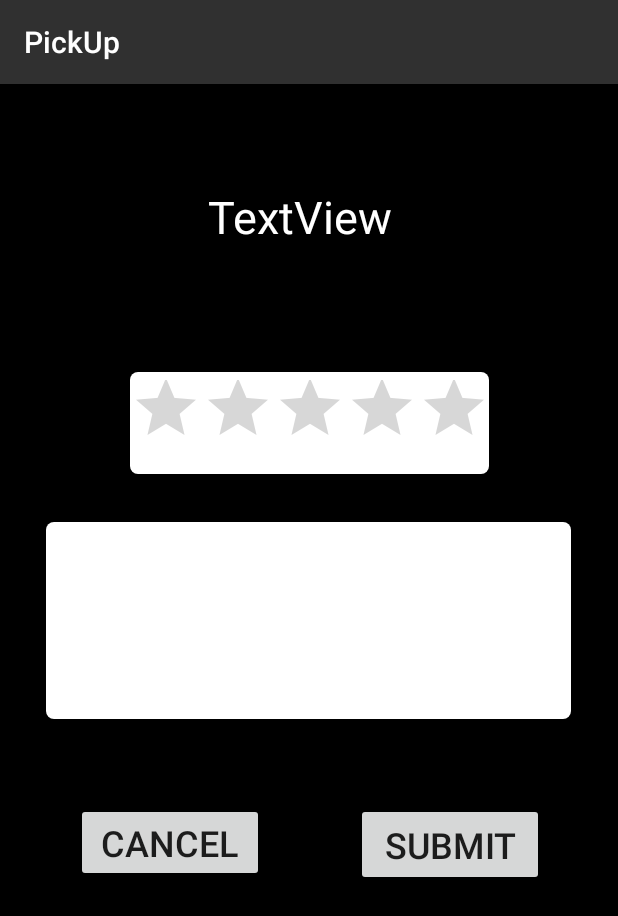
After one commit to Stephen-ODriscoll/2018_GroupProject, an Android app: the ReviewActivity screen opened directly, with no data from a screen before it, on a phone screen of 412 x 824 dp. The commit adds this screen. Shown: the top 916 px of the screen. Run offline under Robolectric (Android 15) with nearby library versions, the phone set to English and light mode, and no system bars; our stand-ins replace Firebase (no records; nobody signed in at launch, a user with empty details on screens opened directly).

Commit message:
PickUp V2.7

```diff
--- a/app/src/main/AndroidManifest.xml
+++ b/app/src/main/AndroidManifest.xml
@@ -53,6 +53,8 @@
         <activity android:name=".ConfirmationActivity" />
         <activity android:name=".RegisterActivity" />
         <activity android:name=".TripsActivity" />
+        <activity android:name=".TripDetailsActivity" />
+        <activity android:name=".ReviewActivity"></activity>
     </application>
 
 </manifest>
--- a/app/src/main/java/com/group12/pickup/Drawer.java
+++ b/app/src/main/java/com/group12/pickup/Drawer.java
@@ -87,10 +87,10 @@ public class Drawer extends AppCompatActivity
             map.estimate();
 
         } else if (id == R.id.nav_trips) {
-
-            startActivity(new Intent(this, TripsActivity.class));
+            map.displayTrips();
 
         } else if (id == R.id.nav_review) {
+            map.rateReview();
 
         } else if (id == R.id.nav_logout) {
 
--- /dev/null
+++ b/app/src/main/java/com/group12/pickup/ReviewActivity.java
@@ -0,0 +1,80 @@
+package com.group12.pickup;
+
+import android.content.Intent;
+import android.support.v7.app.AppCompatActivity;
+import android.os.Bundle;
+import android.view.View;
+import android.widget.Button;
+import android.widget.EditText;
+import android.widget.RatingBar;
+import android.widget.Toast;
+
+import com.google.firebase.auth.FirebaseAuth;
+import com.google.firebase.auth.FirebaseUser;
+import com.google.firebase.firestore.CollectionReference;
+import com.google.firebase.firestore.FirebaseFirestore;
+
+import java.util.HashMap;
+
+public class ReviewActivity extends AppCompatActivity {
+
+    private FirebaseFirestore database = FirebaseFirestore.getInstance();
+    private CollectionReference collectionReference = database.collection("generalFeedback");
+
+    private FirebaseAuth auth = FirebaseAuth.getInstance();
+    private FirebaseUser user = auth.getCurrentUser();
+
+    @Override
+    protected void onCreate(Bundle savedInstanceState) {
+        super.onCreate(savedInstanceState);
+        setContentView(R.layout.activity_review);
+
+        final Intent i = getIntent();
+        final boolean tripFeedback = i.getBooleanExtra("tripFeedback", false);
+
+        final EditText text = findViewById(R.id.feedback);
+        final RatingBar ratingBar = findViewById(R.id.ratingBar);
+
+        Button cancel = findViewById(R.id.cancel2);
+        cancel.setOnClickListener(new View.OnClickListener() {
+            @Override
+            public void onClick(View v) {
+
+                finish();
+            }
+        });
+
+        Button submit = findViewById(R.id.submit2);
+        submit.setOnClickListener(new View.OnClickListener() {
+            @Override
+            public void onClick(View v) {
+
+                if(!tripFeedback) {
+
+                    float stars = ratingBar.getRating();
+                    String feedback = text.getText().toString();
+
+                    HashMap<String, String> documentToAdd = new HashMap<>();
+
+                    documentToAdd.put("user", user.getEmail());
+                    documentToAdd.put("rating", String.valueOf(stars));
+                    documentToAdd.put("feedback", feedback);
+
+                    collectionReference.add(documentToAdd);
+
+                    finish();
+                }
+
+                else {
+
+                    i.putExtra("stars", ratingBar.getRating());
+                    i.putExtra("text", text.getText().toString());
+
+                    setResult(RESULT_OK, getIntent());
+                    finish();
+                }
+            }
+        });
+
+    }
+}
--- /dev/null
+++ b/app/src/main/res/layout/activity_review.xml
@@ -0,0 +1,85 @@
+<?xml version="1.0" encoding="utf-8"?>
+<android.support.constraint.ConstraintLayout xmlns:android="http://schemas.android.com/apk/res/android"
+    xmlns:app="http://schemas.android.com/apk/res-auto"
+    xmlns:tools="http://schemas.android.com/tools"
+    android:layout_width="match_parent"
+    android:layout_height="match_parent"
+    tools:context=".ReviewActivity"
+    android:background="@color/colorPrimaryDark">
+
+    <Button
+        android:id="@+id/cancel2"
+        android:layout_width="125dp"
+        android:layout_height="wrap_content"
+        android:layout_marginTop="8dp"
+        android:text="Cancel"
+        android:textSize="24sp"
+        app:layout_constraintStart_toStartOf="@+id/linearLayout4"
+        app:layout_constraintTop_toTopOf="@+id/linearLayout4" />
+
+    <Button
+        android:id="@+id/submit2"
+        android:layout_width="125dp"
+        android:layout_height="55dp"
+        android:layout_marginTop="8dp"
+        android:text="Submit"
+        android:textSize="24sp"
+        app:layout_constraintEnd_toEndOf="@+id/linearLayout4"
+        app:layout_constraintTop_toTopOf="@+id/linearLayout4" />
+
+    <LinearLayout
+        android:id="@+id/linearLayout4"
+        android:layout_width="312dp"
+        android:layout_height="63dp"
+        android:layout_marginStart="8dp"
+        android:layout_marginTop="48dp"
+        android:layout_marginEnd="8dp"
+        android:orientation="vertical"
+        app:layout_constraintEnd_toEndOf="parent"
+        app:layout_constraintHorizontal_bias="0.506"
+        app:layout_constraintStart_toStartOf="parent"
+        app:layout_constraintTop_toBottomOf="@+id/feedback"></LinearLayout>
+
+    <EditText
+        android:id="@+id/feedback"
+        android:layout_width="350dp"
+        android:layout_height="131dp"
+        android:layout_marginStart="8dp"
+        android:layout_marginTop="32dp"
+        android:layout_marginEnd="8dp"
+        android:background="@drawable/white_border"
+        android:ems="10"
+        app:layout_constraintEnd_toEndOf="parent"
+        app:layout_constraintHorizontal_bias="0.488"
+        app:layout_constraintStart_toStartOf="parent"
+        app:layout_constraintTop_toBottomOf="@+id/ratingBar" />
+
+    <RatingBar
+        android:id="@+id/ratingBar"
+        android:layout_width="239dp"
+        android:layout_height="68dp"
+        android:layout_marginStart="8dp"
+        android:layout_marginTop="68dp"
+        android:layout_marginEnd="8dp"
+        android:background="@drawable/white_border"
+        app:layout_constraintEnd_toEndOf="parent"
+        app:layout_constraintStart_toStartOf="parent"
+        app:layout_constraintTop_toBottomOf="@+id/textView3" />
+
+    <TextView
+        android:id="@+id/textView3"
+        android:layout_width="wrap_content"
+        android:layout_height="56dp"
+        android:layout_marginStart="8dp"
+        android:layout_marginTop="68dp"
+        android:layout_marginEnd="8dp"
+        android:text="TextView"
+        android:textColor="#FFFFFF"
+        android:textSize="30sp"
+        app:layout_constraintEnd_toEndOf="parent"
+        app:layout_constraintHorizontal_bias="0.478"
+        app:layout_constraintStart_toStartOf="parent"
+        app:layout_constraintTop_toTopOf="parent"
+        tools:text="All Feedback is Appreciated" />
+
+</android.support.constraint.ConstraintLayout>
```
Also changed, not shown: app/src/main/java/com/group12/pickup/ConfirmationActivity.java (+8 -0 lines), app/src/main/java/com/group12/pickup/LoginActivity.java (+15 -0 lines), app/src/main/java/com/group12/pickup/MapActivity.java (+21 -11 lines), app/src/main/java/com/group12/pickup/RegisterActivity.java (+15 -0 lines), app/src/main/java/com/group12/pickup/TripDetailsActivity.java (added, +133 -0 lines), app/src/main/java/com/group12/pickup/TripsActivity.java (+60 -8 lines), app/src/main/res/layout/activity_trip_details.xml (added, +41 -0 lines).
